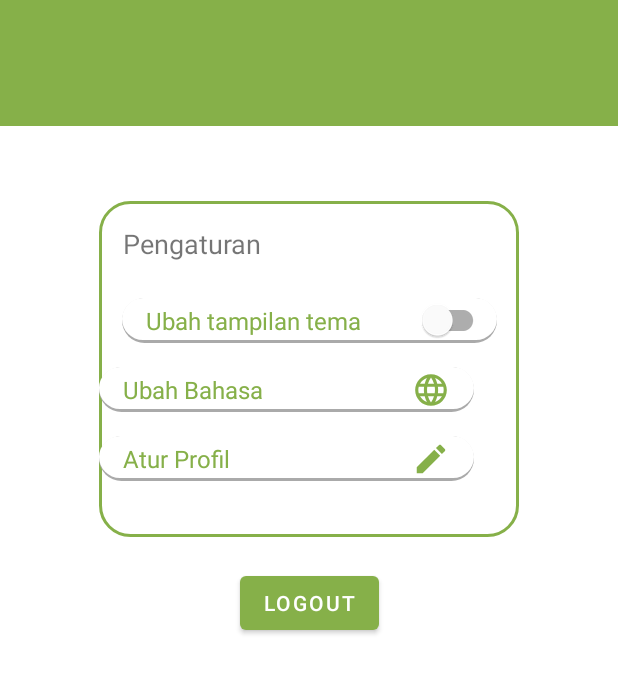
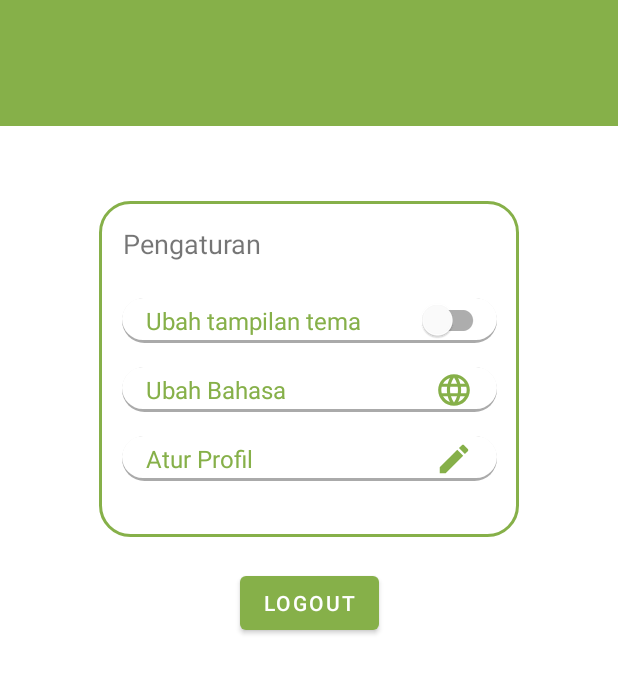
Before and after one commit to Yume-Desu/-prjct_capstone_c22-ps348, an Android app: the ProfileActivity screen opened directly, with no data from a screen before it, on a phone screen of 412 x 824 dp, the part 294-988 px from its top. Run offline under Robolectric (Android 15) with nearby library versions, the phone set to English and light mode, and no system bars.

Commit message:
update profile layout

```diff
--- a/MD-Project/KuDaur/app/src/main/res/layout/activity_profile.xml
+++ b/MD-Project/KuDaur/app/src/main/res/layout/activity_profile.xml
@@ -133,14 +133,15 @@
                 android:layout_height="30dp"
                 android:layout_marginTop="16dp"
                 android:background="@drawable/border_pengaturan_detail"
+                app:layout_constraintEnd_toEndOf="@+id/frameLayout2"
+                app:layout_constraintStart_toStartOf="@+id/frameLayout2"
                 app:layout_constraintTop_toBottomOf="@+id/frameLayout2"
-                tools:ignore="MissingConstraints"
-                tools:layout_editor_absoluteX="14dp">
+                tools:ignore="MissingConstraints">
 
                 <androidx.constraintlayout.widget.ConstraintLayout
+                    android:id="@+id/change_language"
                     android:layout_width="match_parent"
                     android:layout_height="match_parent"
-                    android:id="@+id/change_language"
                     tools:context=".ui.profile.ProfileActivity">
 
                     <TextView
@@ -176,9 +177,10 @@
                 android:layout_height="30dp"
                 android:layout_marginTop="16dp"
                 android:background="@drawable/border_pengaturan_detail"
+                app:layout_constraintEnd_toEndOf="@+id/frameLayout3"
+                app:layout_constraintStart_toStartOf="@+id/frameLayout3"
                 app:layout_constraintTop_toBottomOf="@+id/frameLayout3"
-                tools:ignore="MissingConstraints"
-                tools:layout_editor_absoluteX="16dp">
+                tools:ignore="MissingConstraints">
 
                 <androidx.constraintlayout.widget.ConstraintLayout
                     android:layout_width="match_parent"
```
